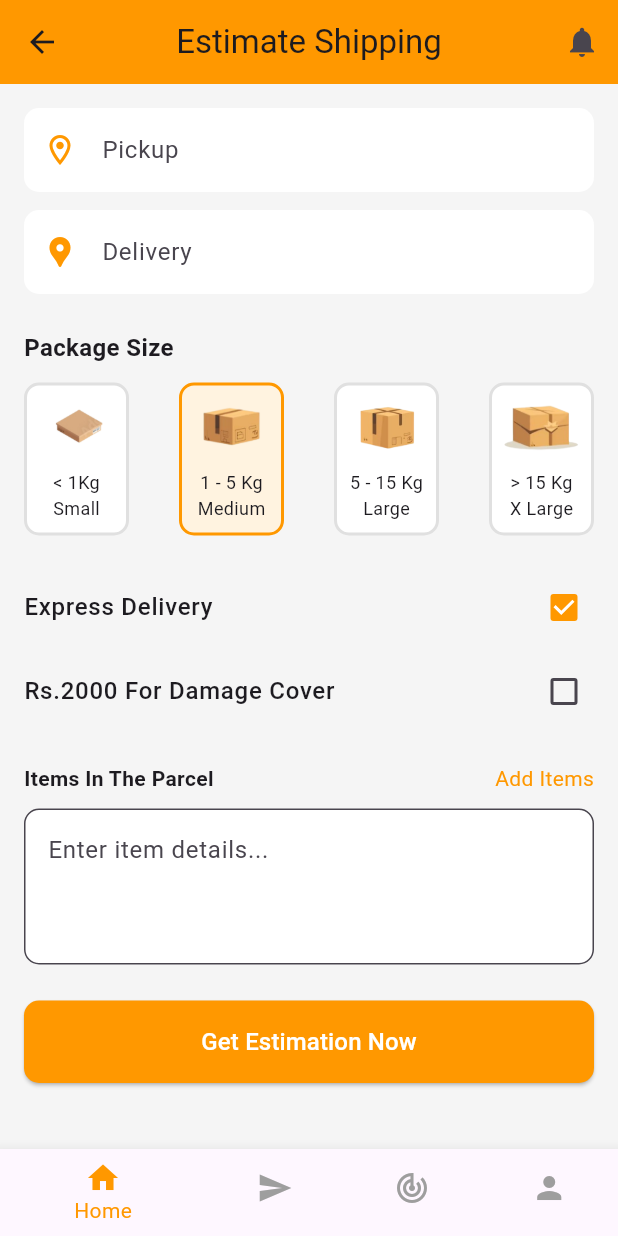
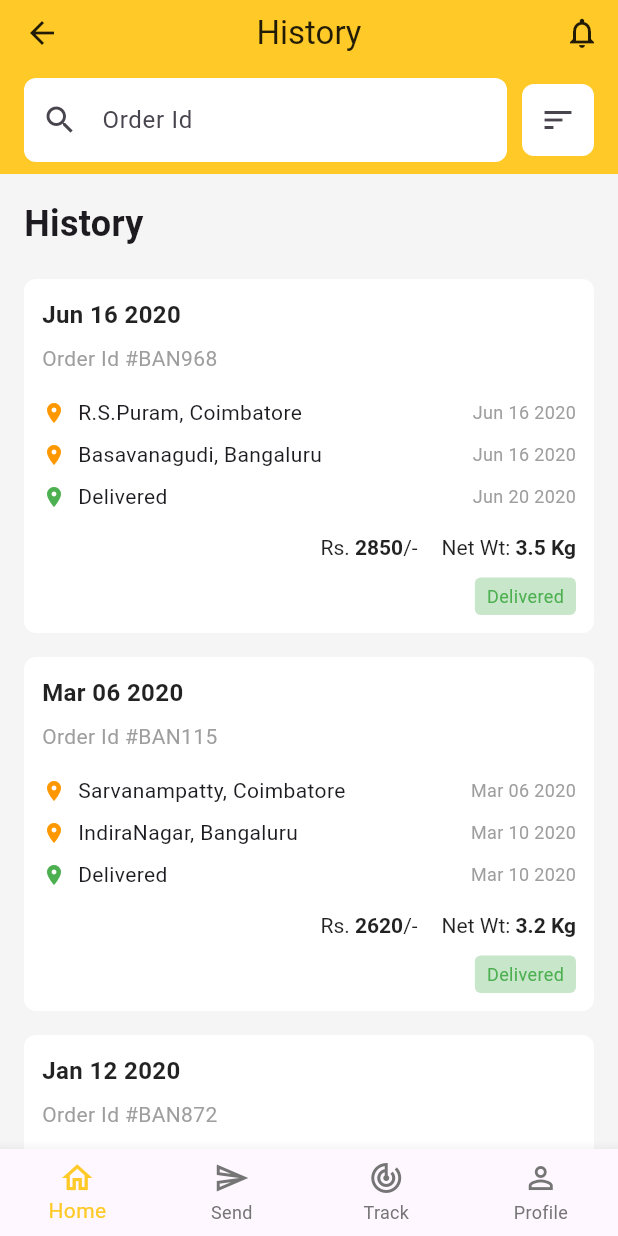
Before and after one commit to Prashantkumar957/Seller, a Flutter app: the screen it shows after launch, on a phone screen of 412 x 824 dp. Run offline on Flutter 3.47's test engine with Material 3 defaults, Android fonts, the phone set to English and light mode, and no system bars; our stand-ins replace awesome_notifications, cached_network_image, cool_alert, dio, file_picker, flip_card and 26 more; missing offline and left inert: el_tooltip, flutter_downloader, flutter_email_sender, flutter_summernote, flutx, razorpay_flutter and 1 more.

Commit message:
Seller App

```diff
--- /dev/null
+++ b/seller/lib/logistics/shipping/history_screen.dart
@@ -0,0 +1,275 @@
+import 'package:flutter/material.dart';
+
+class HistoryScreen extends StatefulWidget {
+  const HistoryScreen({Key? key}) : super(key: key);
+
+  @override
+  State<HistoryScreen> createState() => _HistoryScreenState();
+}
+
+class _HistoryScreenState extends State<HistoryScreen> {
+  final List<Map<String, dynamic>> orders = [
+    {
+      'dateHeader': 'Jun 16 2020',
+      'id': '#BAN968',
+      'details': [
+        {'location': 'R.S.Puram, Coimbatore', 'date': 'Jun 16 2020'},
+        {'location': 'Basavanagudi, Bangaluru', 'date': 'Jun 16 2020'},
+        {'location': 'Delivered', 'date': 'Jun 20 2020', 'isDelivered': true},
+      ],
+      'amount': '2850',
+      'weight': '3.5',
+    },
+    {
+      'dateHeader': 'Mar 06 2020',
+      'id': '#BAN115',
+      'details': [
+        {'location': 'Sarvanampatty, Coimbatore', 'date': 'Mar 06 2020'},
+        {'location': 'IndiraNagar, Bangaluru', 'date': 'Mar 10 2020'},
+        {'location': 'Delivered', 'date': 'Mar 10 2020', 'isDelivered': true},
+      ],
+      'amount': '2620',
+      'weight': '3.2',
+    },
+    {
+      'dateHeader': 'Jan 12 2020',
+      'id': '#BAN872',
+      'details': [
+        {'location': 'Jayanagar, Bangaluru', 'date': 'Mar 06 2020'},
+        {'location': '(In transit)', 'date': null, 'isInTransit': true},
+      ],
+    },
+  ];
+
+  @override
+  Widget build(BuildContext context) {
+    return Scaffold(
+      backgroundColor: Colors.grey.shade100,
+      appBar: AppBar(
+        backgroundColor: Colors.amber.shade400, // Match the yellow-orange
+        elevation: 0,
+        leading: IconButton(
+          icon: const Icon(Icons.arrow_back, color: Colors.black87),
+          onPressed: () => Navigator.pop(context),
+        ),
+        title: const Text('History', style: TextStyle(color: Colors.black87)),
+        centerTitle: true,
+        actions: [
+          IconButton(
+            icon: const Icon(Icons.notifications_outlined, color: Colors.black87),
+            onPressed: () {
+              // Handle notification tap
+            },
+          ),
+        ],
+        bottom: PreferredSize(
+          preferredSize: const Size.fromHeight(60),
+          child: Padding(
+            padding: const EdgeInsets.symmetric(horizontal: 16.0, vertical: 8.0),
+            child: Row(
+              children: [
+                Expanded(
+                  child: TextField(
+                    decoration: InputDecoration(
+                      hintText: 'Order Id',
+                      prefixIcon: const Icon(Icons.search),
+                      filled: true,
+                      fillColor: Colors.white,
+                      border: OutlineInputBorder(
+                        borderRadius: BorderRadius.circular(8.0),
+                        borderSide: BorderSide.none,
+                      ),
+                    ),
+                  ),
+                ),
+                const SizedBox(width: 10),
+                Container(
+                  decoration: BoxDecoration(
+                    color: Colors.white,
+                    borderRadius: BorderRadius.circular(8.0),
+                  ),
+                  child: IconButton(
+                    icon: const Icon(Icons.sort),
+                    onPressed: () {
+                      // Handle filter/sort
+                    },
+                  ),
+                ),
+              ],
+            ),
+          ),
+        ),
+      ),
+      body: SingleChildScrollView(
+        padding: const EdgeInsets.all(16),
+        child: Column(
+          crossAxisAlignment: CrossAxisAlignment.start,
+          children: [
+            const Text(
+              'History',
+              style: TextStyle(fontSize: 24, fontWeight: FontWeight.bold),
+            ),
+            const SizedBox(height: 20),
+            ListView.separated(
+              physics: const NeverScrollableScrollPhysics(),
+              shrinkWrap: true,
+              itemCount: orders.length,
+              separatorBuilder: (context, index) => const SizedBox(height: 16), // Space between orders
+              itemBuilder: (context, index) {
+                final order = orders[index];
+                return Container(
+                  padding: const EdgeInsets.all(12),
+                  decoration: BoxDecoration(
+                    color: Colors.white,
+                    borderRadius: BorderRadius.circular(8.0),
+                  ),
+                  child: Column(
+                    crossAxisAlignment: CrossAxisAlignment.start,
+                    children: [
+                      Text(
+                        order['dateHeader'],
+                        style: const TextStyle(
+                          fontSize: 16,
+                          fontWeight: FontWeight.bold,
+                          color: Colors.black87,
+                        ),
+                      ),
+                      const SizedBox(height: 8),
+                      Row(
+                        mainAxisAlignment: MainAxisAlignment.spaceBetween,
+                        children: [
+                          Text(
+                            'Order Id ${order['id']}',
+                            style: const TextStyle(
+                              fontSize: 14,
+                              color: Colors.grey,
+                            ),
+                          ),
+                          // You might want to add a status here if available
+                        ],
+                      ),
+                      const SizedBox(height: 12),
+                      Column(
+                        crossAxisAlignment: CrossAxisAlignment.start,
+                        children: order['details'].map<Widget>((detail) {
+                          return Padding(
+                            padding: const EdgeInsets.symmetric(vertical: 4.0),
+                            child: Row(
+                              children: [
+                                Icon(
+                                  Icons.location_on,
+                                  size: 16,
+                                  color: detail['isDelivered'] == true
+                                      ? Colors.green
+                                      : detail['isInTransit'] == true
+                                      ? Colors.amber
+                                      : Colors.orange,
+                                ),
+                                const SizedBox(width: 8),
+                                Expanded(
+                                  child: Text(
+                                    detail['location'],
+                                    style: const TextStyle(fontSize: 14),
+                                  ),
+                                ),
+                                if (detail['date'] != null) ...[
+                                  const SizedBox(width: 8),
+                                  Text(
+                                    detail['date'],
+                                    style: const TextStyle(fontSize: 12, color: Colors.grey),
+                                  ),
+                                ],
+                              ],
+                            ),
+                          );
+                        }).toList(),
+                      ),
+                      const SizedBox(height: 12),
+                      if (order.containsKey('amount'))
+                        Row(
+                          mainAxisAlignment: MainAxisAlignment.end,
+                          children: [
+                            RichText(
+                              text: TextSpan(
+                                style: const TextStyle(fontSize: 14, color: Colors.black87),
+                                children: [
+                                  const TextSpan(text: 'Rs. '),
+                                  TextSpan(
+                                    text: order['amount'],
+                                    style: const TextStyle(fontWeight: FontWeight.bold),
+                                  ),
+                                  const TextSpan(text: '/-'),
+                                ],
+                              ),
+                            ),
+                            const SizedBox(width: 16),
+                            RichText(
+                              text: TextSpan(
+                                style: const TextStyle(fontSize: 14, color: Colors.black87),
+                                children: [
+                                  const TextSpan(text: 'Net Wt: '),
+                                  TextSpan(
+                                    text: '${order['weight']} Kg',
+                                    style: const TextStyle(fontWeight: FontWeight.bold),
+                                  ),
+                                ],
+                              ),
+                            ),
+                          ],
+                        ),
+                      if (order['details'].last['isDelivered'] == true) ...[
+                        const SizedBox(height: 12),
+                        Align(
+                          alignment: Alignment.centerRight,
+                          child: Container(
+                            padding: const EdgeInsets.symmetric(horizontal: 8, vertical: 4),
+                            decoration: BoxDecoration(
+                              color: Colors.green.shade100,
+                              borderRadius: BorderRadius.circular(4),
+                            ),
+                            child: const Text(
+                              'Delivered',
+                              style: TextStyle(color: Colors.green, fontSize: 12),
+                            ),
+                          ),
+                        ),
+                      ],
+                      if (order['details'].last.containsKey('isInTransit') && order['details'].last['isInTransit'] == true) ...[
+                        const SizedBox(height: 12),
+                        Align(
+                          alignment: Alignment.centerRight,
+                          child: Container(
+                            padding: const EdgeInsets.symmetric(horizontal: 8, vertical: 4),
+                            decoration: BoxDecoration(
+                              color: Colors.amber.shade100,
+                              borderRadius: BorderRadius.circular(4),
+                            ),
+                            child: const Text(
+                              'In transit',
+                              style: TextStyle(color: Colors.amber, fontSize: 12),
+                            ),
+                          ),
+                        ),
+                      ],
+                    ],
+                  ),
+                );
+              },
+            ),
+          ],
+        ),
+      ),
+      bottomNavigationBar: BottomNavigationBar(
+        selectedItemColor: Colors.amber.shade400,
+        unselectedItemColor: Colors.grey.shade600,
+        type: BottomNavigationBarType.fixed,
+        items: const [
+          BottomNavigationBarItem(icon: Icon(Icons.home_outlined), label: 'Home'),
+          BottomNavigationBarItem(icon: Icon(Icons.send_outlined), label: 'Send'),
+          BottomNavigationBarItem(icon: Icon(Icons.track_changes_outlined), label: 'Track'),
+          BottomNavigationBarItem(icon: Icon(Icons.person_outline), label: 'Profile'),
+        ],
+      ),
+    );
+  }
+}
--- a/seller/lib/main.dart
+++ b/seller/lib/main.dart
@@ -8,6 +8,7 @@ import 'package:seller/theme/app_theme.dart';
 import 'package:seller/views/splash_screen.dart';
 import 'package:seller/logistics/shipping/estimate_screen.dart';
 import 'app_constants.dart';
+import 'package:seller/logistics/shipping/history_screen.dart';
 
 Future<void> main() async {
 
@@ -79,7 +80,7 @@ class MyApp extends StatelessWidget {
         colorScheme: ColorScheme.fromSeed(seedColor: Colors.deepPurple),
         useMaterial3: true,
       ),
-      home:  EstimateShippingScreen(),
+      home:  HistoryScreen(),
     );
   }
 }
```
